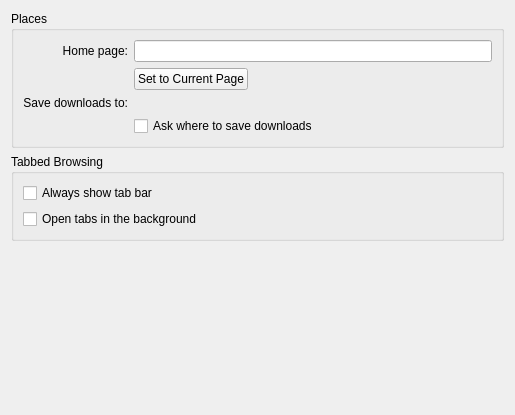
Before: the Qt Designer form src/settings_general.ui in KDE/rekonq, drawn with Qt 5.
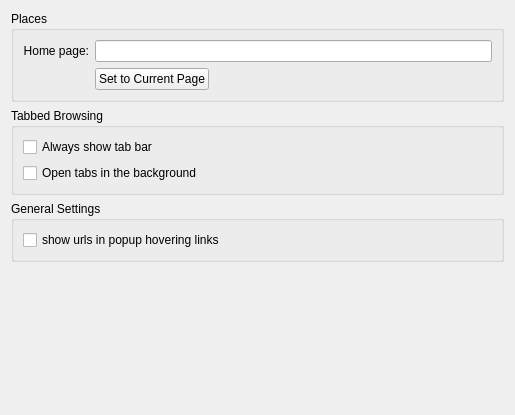
After: the same form once the commit is applied. Custom widgets are drawn as their Qt base class.

Commit message: Cleaning settings ui && making optional hovering links popups

What changed in the file:
```diff
--- a/src/settings_general.ui
+++ b/src/settings_general.ui
@@ -64,26 +64,6 @@
         </item>
        </layout>
       </item>
-      <item row="2" column="1">
-       <widget class="KUrlRequester" name="downloadDirUrlRequester"/>
-      </item>
-      <item row="2" column="0">
-       <widget class="QLabel" name="label_7">
-        <property name="text">
-         <string>Save downloads to:</string>
-        </property>
-        <property name="alignment">
-         <set>Qt::AlignRight|Qt::AlignTrailing|Qt::AlignVCenter</set>
-        </property>
-       </widget>
-      </item>
-      <item row="3" column="1">
-       <widget class="QCheckBox" name="kcfg_downloadToDefaultDir">
-        <property name="text">
-         <string>Ask where to save downloads</string>
-        </property>
-       </widget>
-      </item>
      </layout>
     </widget>
    </item>
@@ -110,6 +90,22 @@
      </layout>
     </widget>
    </item>
+   <item>
+    <widget class="QGroupBox" name="groupBox_2">
+     <property name="title">
+      <string>General Settings</string>
+     </property>
+     <layout class="QVBoxLayout" name="verticalLayout_2">
+      <item>
+       <widget class="QCheckBox" name="kcfg_showUrlsPopup">
+        <property name="text">
+         <string>show urls in popup hovering links</string>
+        </property>
+       </widget>
+      </item>
+     </layout>
+    </widget>
+   </item>
    <item>
     <spacer name="verticalSpacer">
      <property name="orientation">
@@ -131,11 +127,6 @@
    <extends>QLineEdit</extends>
    <header>klineedit.h</header>
   </customwidget>
-  <customwidget>
-   <class>KUrlRequester</class>
-   <extends>QFrame</extends>
-   <header>kurlrequester.h</header>
-  </customwidget>
  </customwidgets>
  <resources/>
  <connections/>
```
The commit also changes 3 other files.
